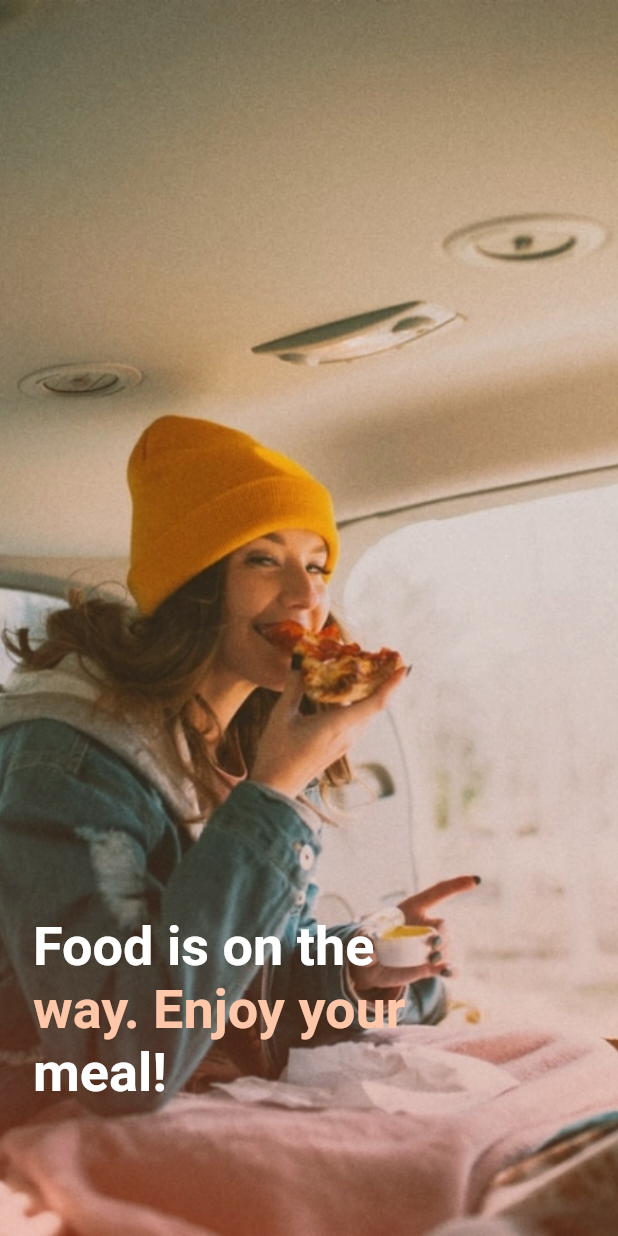
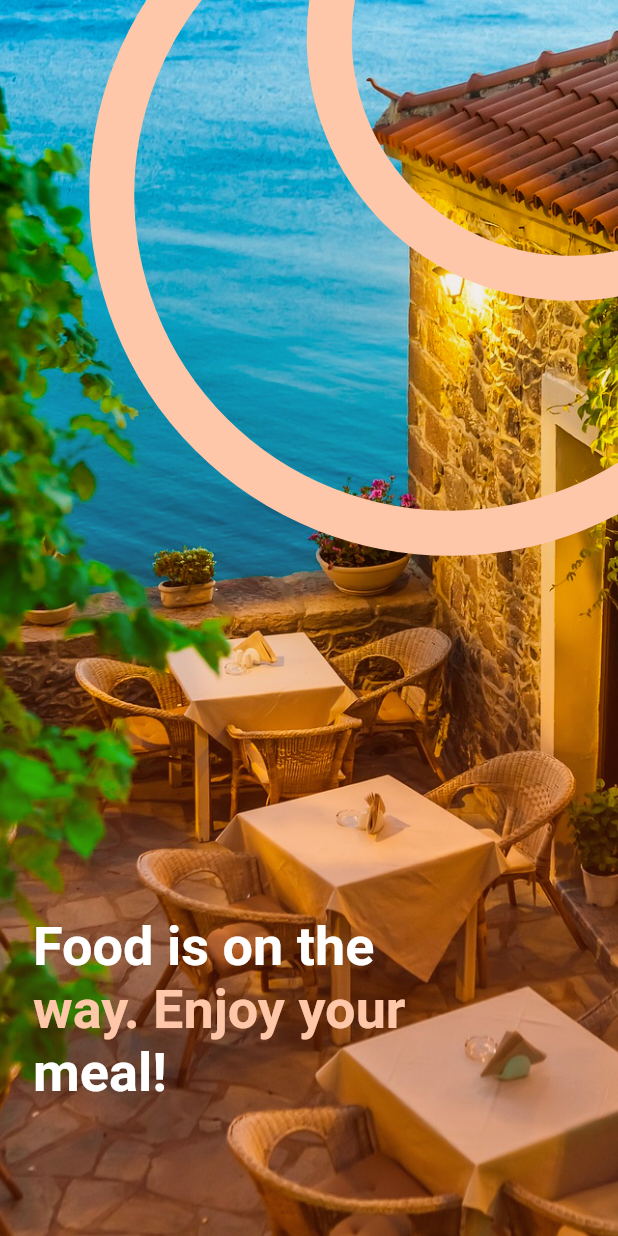
Before and after one commit to mohdafwan/restaurantVendorApp, a Flutter app: the first screen one second after launch, on a phone screen of 412 x 824 dp. Run offline on Flutter 3.47's test engine with Material 3 defaults, Android fonts, the phone set to English and light mode, and no system bars; our stand-ins replace delightful_toast, dio, firebase_auth, firebase_core, firebase_messaging, firebase_storage and 12 more; missing offline and left inert: encrypt, torch_light; accounts and stored records are empty; project files that could hold a hidden picture were left out.

Commit message:
updated splash screen

```diff
--- a/lib/views/splashScreen/splash_screen.dart
+++ b/lib/views/splashScreen/splash_screen.dart
@@ -1,38 +1,47 @@
+import 'dart:math';
 import 'package:flutter/material.dart';
-import 'package:get/get.dart';
-import 'package:restaurant_vendor_app/controllers/splash_screen/splash_screen_controller.dart';
 
 class SplashScreen extends StatelessWidget {
   const SplashScreen({super.key});
 
   @override
   Widget build(BuildContext context) {
-    return GetBuilder<SplashScreenController>(
-      init: SplashScreenController(),
-      builder: (context) {
     return Scaffold(
       extendBodyBehindAppBar: true,
-          extendBody: true,
       body: Stack(
         children: [
           const SizedBox(
             height: double.infinity,
             width: double.infinity,
             child: Image(
-                  image:
-                      AssetImage("assets/splashScreenImg/splashScreenBg.jpg"),
+              image: AssetImage("assets/splashScreenImg/splashScreenBg.jpg"),
               fit: BoxFit.cover,
             ),
           ),
           Container(
-                  decoration: BoxDecoration(
+            height: double.infinity,
+            width: double.infinity,
+            decoration: const BoxDecoration(
               gradient: LinearGradient(
                 begin: Alignment.topCenter,
                 end: Alignment.bottomCenter,
                 colors: [
-                    Colors.transparent,
-                    const Color(0xffFC440E).withOpacity(0.2)
-                  ]))),
+                  Color.fromRGBO(0, 0, 0, 0),
+                  Color.fromRGBO(252, 68, 14, 0.2),
+                ],
+                stops: [0, 0.6481],
+              ),
+            ),
+          ),
+
+          CustomPaint(
+            painter: SmallRingPainter(),
+          ),
+
+          CustomPaint(
+            painter: LargerRingPainter(),
+          ),
+
           Align(
             alignment: const Alignment(-1, 0.8),
             child: Padding(
@@ -47,15 +56,62 @@ class SplashScreen extends StatelessWidget {
                     TextSpan(text: "Food is on the \n"),
                     TextSpan(
                       text: "way. Enjoy your \n",
-                            style: TextStyle(color: Color(0xffFFC7A9))),
-                        TextSpan(text: "meal!")
-                      ])),
+                      style: TextStyle(color: Color(0xffFFC7A9)),
+                    ),
+                    TextSpan(text: "meal!"),
+                  ],
+                ),
+              ),
             ),
           ),
         ],
       ),
     );
-      },
+  }
+}
+
+class SmallRingPainter extends CustomPainter {
+  @override
+  void paint(Canvas canvas, Size size) {
+    final ringPaint = Paint()
+      ..color = const Color.fromRGBO(255, 199, 169, 1)
+      ..style = PaintingStyle.stroke
+      ..strokeWidth = 30;
+
+    canvas.drawArc(
+      Rect.fromCircle(center: const Offset(380, 25), radius: 160.5),
+      0,
+      3 * pi / 2,
+      false,
+      ringPaint,
     );
   }
+
+  @override
+  bool shouldRepaint(covariant CustomPainter oldDelegate) {
+    return false;
   }
+}
+
+class LargerRingPainter extends CustomPainter {
+  @override
+  void paint(Canvas canvas, Size size) {
+    final ringPaint = Paint()
+      ..color = const Color.fromRGBO(255, 199, 169, 1)
+      ..style = PaintingStyle.stroke
+      ..strokeWidth = 30;
+
+    canvas.drawArc(
+      Rect.fromCircle(center: const Offset(300, 130), radius: 225.5),
+      0,
+      3 * pi / 2,
+      false,
+      ringPaint,
+    );
+  }
+
+  @override
+  bool shouldRepaint(covariant CustomPainter oldDelegate) {
+    return false;
+  }
+}
--- a/pubspec.yaml
+++ b/pubspec.yaml
@@ -41,6 +41,7 @@ dependencies:
   qr_flutter: ^4.1.0
   share_plus: ^10.0.0
   path_provider: ^2.1.4
+  win32: ^5.7.1
 
 
 dev_dependencies:
```
Also changed, not shown: assets/splashScreenImg/splashScreenBg.jpg, pubspec.lock. Lines whose indentation alone changed are shown as unchanged.
